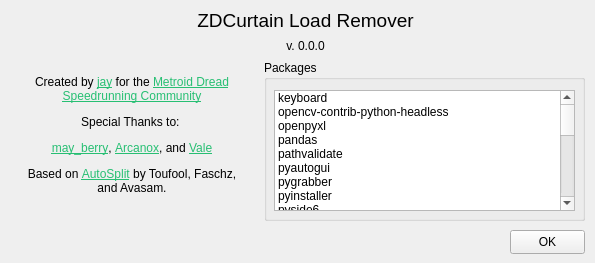
First picture: the form in res/about.ui, repository goth-uhaul/zdcurtain, before the edit.
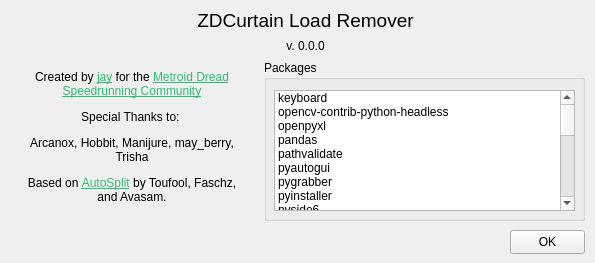
Second picture: the form after the edit.

What changed in the file:
```diff
--- a/res/about.ui
+++ b/res/about.ui
@@ -54,7 +54,17 @@
     </rect>
    </property>
    <property name="text">
-    <string>&lt;html&gt;&lt;head/&gt;&lt;body&gt;&lt;p&gt;Created by &lt;a href=&quot;https://bsky.app/profile/jayena.hijumpboots.com&quot;&gt;&lt;span style=&quot; text-decoration: underline; color:#27bf73;&quot;&gt;jay&lt;/span&gt;&lt;/a&gt; for the &lt;a href=&quot;https://discord.gg/metroid-dread-speedrunning-855892393048014858&quot;&gt;&lt;span style=&quot; text-decoration: underline; color:#27bf73;&quot;&gt;Metroid Dread Speedrunning Community&lt;/span&gt;&lt;/a&gt;&lt;/p&gt;&lt;p&gt;Special Thanks to: &lt;/p&gt;&lt;p&gt;&lt;a href=&quot;https://bsky.app/profile/mayberryzoom.bsky.social&quot;&gt;&lt;span style=&quot; text-decoration: underline; color:#27bf73;&quot;&gt;may_berry&lt;/span&gt;&lt;/a&gt;, &lt;a href=&quot;https://bsky.app/profile/arcanox.me&quot;&gt;&lt;span style=&quot; text-decoration: underline; color:#27bf73;&quot;&gt;Arcanox&lt;/span&gt;&lt;/a&gt;, and &lt;a href=&quot;https://bsky.app/profile/valefor-m.bsky.social&quot;&gt;&lt;span style=&quot; text-decoration: underline; color:#27bf73;&quot;&gt;Vale&lt;/span&gt;&lt;/a&gt;&lt;/p&gt;&lt;p&gt;Based on &lt;a href=&quot;https://github.com/Toufool/AutoSplit&quot;&gt;&lt;span style=&quot; text-decoration: underline; color:#27bf73;&quot;&gt;AutoSplit&lt;/span&gt;&lt;/a&gt; by Toufool, Faschz, and Avasam.&lt;/p&gt;&lt;/body&gt;&lt;/html&gt;</string>
+    <string>&lt;!DOCTYPE HTML PUBLIC &quot;-//W3C//DTD HTML 4.0//EN&quot; &quot;http://www.w3.org/TR/REC-html40/strict.dtd&quot;&gt;
+&lt;html&gt;&lt;head&gt;&lt;meta name=&quot;qrichtext&quot; content=&quot;1&quot; /&gt;&lt;meta charset=&quot;utf-8&quot; /&gt;&lt;style type=&quot;text/css&quot;&gt;
+p, li { white-space: pre-wrap; }
+hr { height: 1px; border-width: 0; }
+li.unchecked::marker { content: &quot;\2610&quot;; }
+li.checked::marker { content: &quot;\2612&quot;; }
+&lt;/style&gt;&lt;/head&gt;&lt;body style=&quot; font-family:'Segoe UI'; font-size:9pt; font-weight:400; font-style:normal;&quot;&gt;
+&lt;p style=&quot; margin-top:12px; margin-bottom:12px; margin-left:0px; margin-right:0px; -qt-block-indent:0; text-indent:0px;&quot;&gt;Created by &lt;a href=&quot;https://bsky.app/profile/jayena.hijumpboots.com&quot;&gt;&lt;span style=&quot; text-decoration: underline; color:#27bf73;&quot;&gt;jay&lt;/span&gt;&lt;/a&gt; for the &lt;a href=&quot;https://discord.gg/metroid-dread-speedrunning-855892393048014858&quot;&gt;&lt;span style=&quot; text-decoration: underline; color:#27bf73;&quot;&gt;Metroid Dread Speedrunning Community&lt;/span&gt;&lt;/a&gt;&lt;/p&gt;
+&lt;p style=&quot; margin-top:12px; margin-bottom:12px; margin-left:0px; margin-right:0px; -qt-block-indent:0; text-indent:0px;&quot;&gt;Special Thanks to: &lt;/p&gt;
+&lt;p style=&quot; margin-top:12px; margin-bottom:12px; margin-left:0px; margin-right:0px; -qt-block-indent:0; text-indent:0px;&quot;&gt;Arcanox, Hobbit, Manijure, may_berry, Trisha&lt;/p&gt;
+&lt;p style=&quot; margin-top:12px; margin-bottom:12px; margin-left:0px; margin-right:0px; -qt-block-indent:0; text-indent:0px;&quot;&gt;Based on &lt;a href=&quot;https://github.com/Toufool/AutoSplit&quot;&gt;&lt;span style=&quot; text-decoration: underline; color:#27bf73;&quot;&gt;AutoSplit&lt;/span&gt;&lt;/a&gt; by Toufool, Faschz, and Avasam.&lt;/p&gt;&lt;/body&gt;&lt;/html&gt;</string>
    </property>
    <property name="alignment">
     <set>Qt::AlignmentFlag::AlignCenter</set>
```
Left out of the diff: 4 changed lines with no effect on the pictures.
